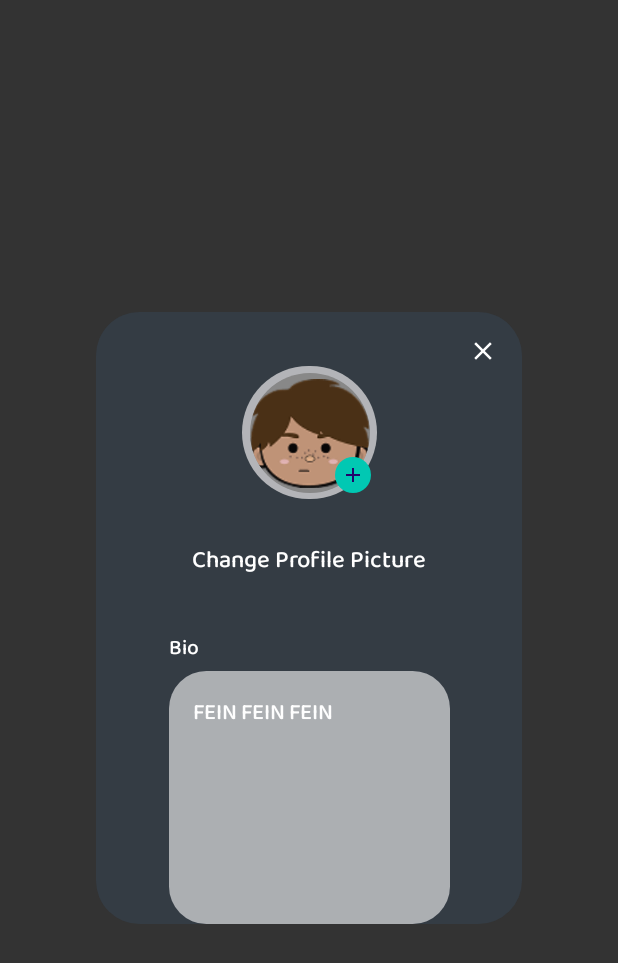
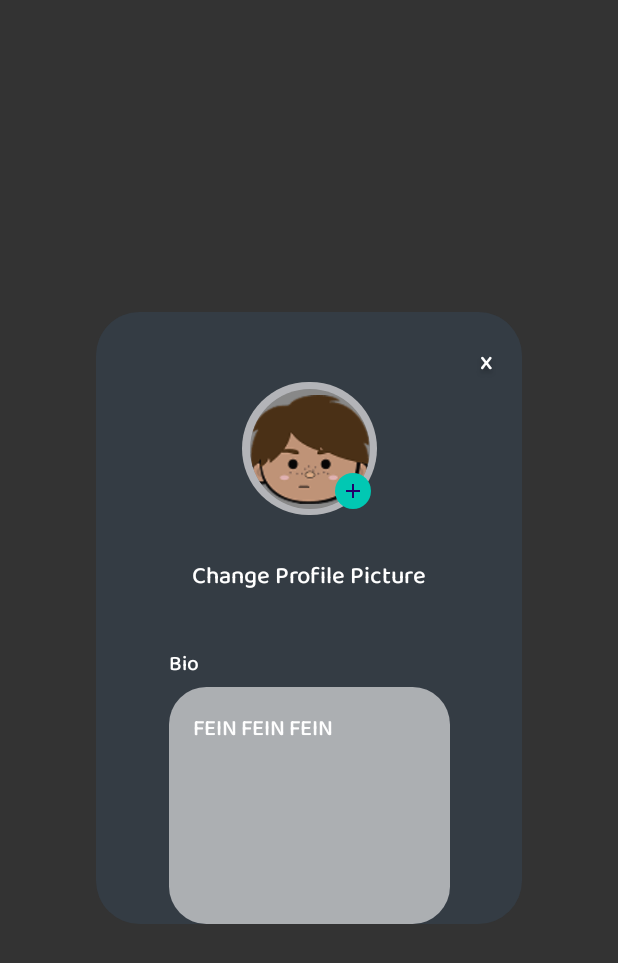
Before and after one commit to rookie238/YUSHARE, an Android app built with Jetpack Compose: the @Preview function EditProfileFigmaTest, on a phone screen of 412 x 824 dp. Shown: the top 963 px of the screen. Run offline under Robolectric (Android 15) with nearby library versions, the phone set to English and light mode, and no system bars.

Commit message:
edit profile dialog x buton

```diff
--- a/app/src/main/java/com/example/yushare/ui/screens/EditProfileDialog.kt
+++ b/app/src/main/java/com/example/yushare/ui/screens/EditProfileDialog.kt
@@ -13,7 +13,9 @@ import androidx.compose.runtime.*
 import androidx.compose.ui.Alignment
 import androidx.compose.ui.Modifier
 import androidx.compose.ui.draw.clip
+import androidx.compose.ui.geometry.Offset
 import androidx.compose.ui.graphics.Color
+import androidx.compose.ui.graphics.Shadow
 import androidx.compose.ui.layout.ContentScale
 import androidx.compose.ui.res.painterResource
 import androidx.compose.ui.text.TextStyle
@@ -71,18 +73,28 @@ fun EditProfileDialog(
             ) {
 
                 // Kapatma (X) Butonu - Sağ üst
-                Row(
+                Box(
+                    contentAlignment = Alignment.Center,
                     modifier = Modifier
                         .fillMaxWidth()
-                        .padding(top = 16.dp, end = 16.dp), // Kenar boşlukları
-                    horizontalArrangement = Arrangement.End
+                        .padding(top = 20.dp, end = 20.dp)
+                        .clickable { onDismiss() } // Tıklanabilir alan
                 ) {
-                    Icon(
-                        imageVector = Icons.Default.Close,
-                        contentDescription = "Close",
-                        tint = Color.White,
+                    Text(
+                        text = "x", // Figma'da bu bir ikon değil, "x" harfi
+                        style = TextStyle(
+                            fontFamily = balooFont,
+                            fontWeight = FontWeight.SemiBold, // Figma: SemiBold
+                            fontSize = 17.sp,                 // Figma: 17
+                            color = Color.White,              // Renk: Beyaz
+                            shadow = Shadow(                  // Efekt: Drop Shadow
+                                color = Color.Black.copy(alpha = 0.25f),
+                                offset = Offset(0f, 4f),
+                                blurRadius = 4f
+                            )
+                        ),
                         modifier = Modifier
-                            .size(20.dp)
+                            .align(Alignment.CenterEnd)
                             .clickable { onDismiss() }
                     )
                 }
```
Also changed, not shown: app/src/main/res/font/lalezar_regular.ttf (added).
